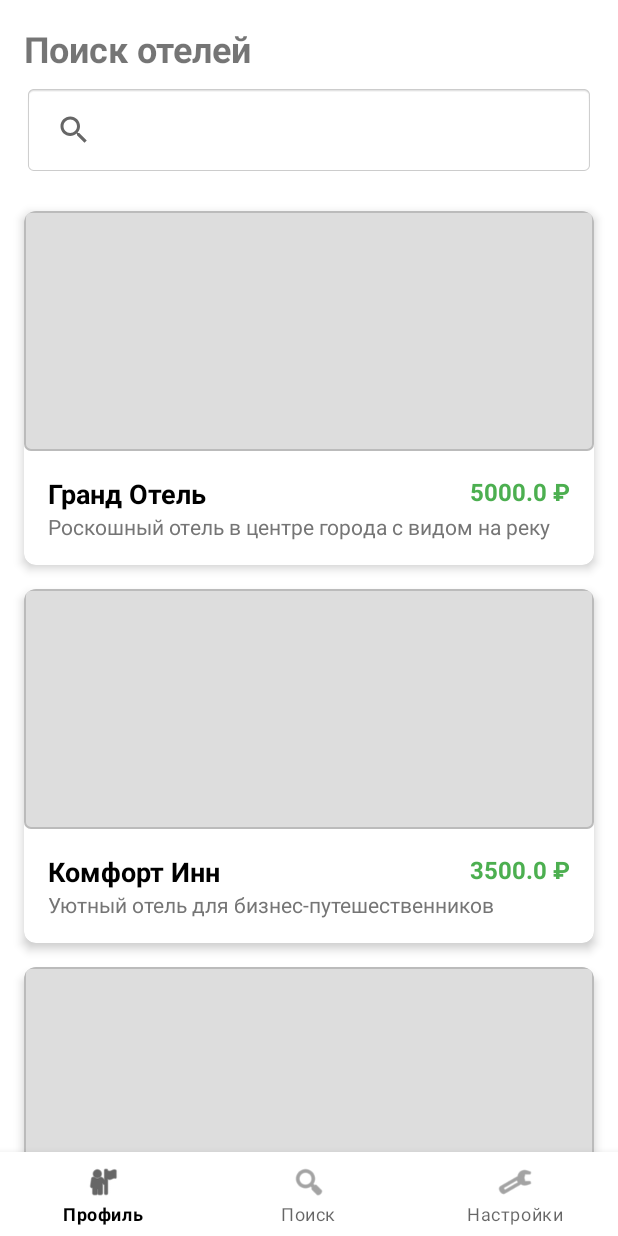
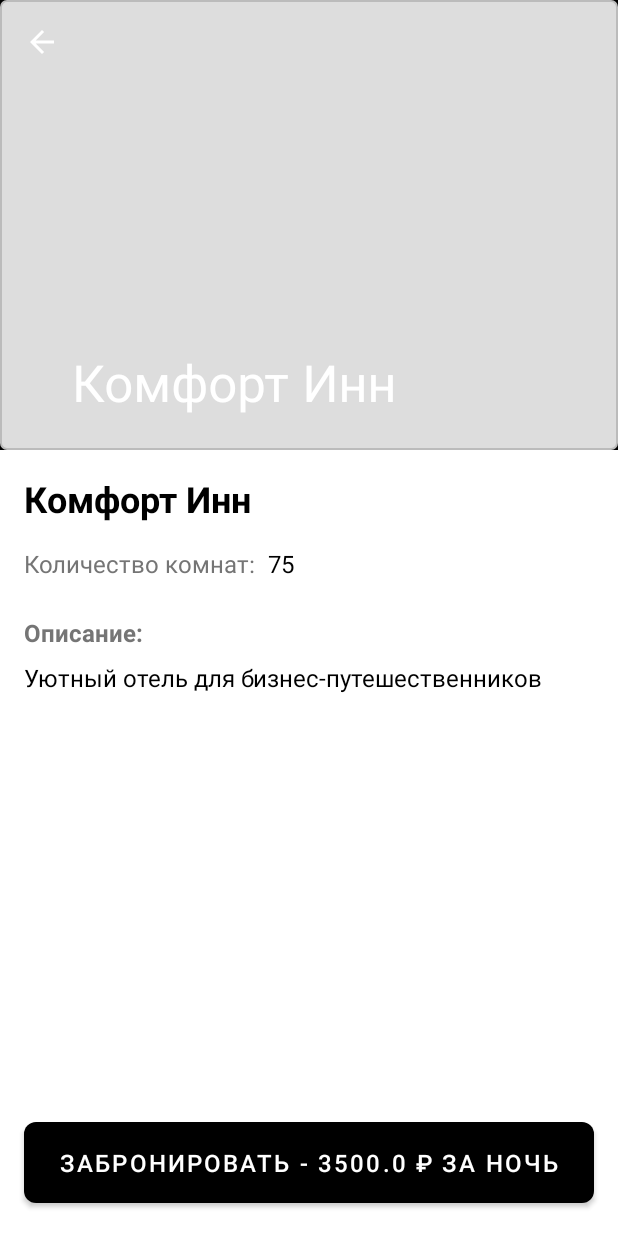
Before and after one commit to emiliyura/hotelapp, an Android app: the fragment SearchFragment placed in its activity, after a tap on "Комфорт Инн", on a phone screen of 412 x 824 dp. Run offline under Robolectric (Android 15) with nearby library versions, the light colour scheme and no system bars; pictures from the network do not load; 1 statement that could not run was skipped.

Commit message:
При нажатии на отель переходит в описание

```diff
--- a/app/build.gradle.kts
+++ b/app/build.gradle.kts
@@ -2,6 +2,7 @@ plugins {
     alias(libs.plugins.android.application)
     alias(libs.plugins.kotlin.android)
     id("kotlin-kapt")
+    id("kotlin-parcelize")
 }
 
 android {
--- a/app/src/main/AndroidManifest.xml
+++ b/app/src/main/AndroidManifest.xml
@@ -37,6 +37,10 @@
         <activity
             android:name=".HotelUploadActivity"
             android:exported="false" />
+        <activity
+            android:name=".HotelDetailActivity"
+            android:exported="false"
+            android:theme="@style/AppTheme.NoActionBar" />
     </application>
 
 </manifest>
--- /dev/null
+++ b/app/src/main/java/com/example/hotelapp/HotelDetailActivity.kt
@@ -0,0 +1,142 @@
+package com.example.hotelapp
+
+import android.os.Bundle
+import android.util.Log
+import android.widget.TextView
+import android.widget.Toast
+import androidx.appcompat.app.AppCompatActivity
+import androidx.appcompat.widget.Toolbar
+import com.example.hotelapp.api.ApiClient
+import com.example.hotelapp.model.Hotel
+import com.example.hotelapp.utils.GlideApp
+import com.google.android.material.appbar.CollapsingToolbarLayout
+import com.google.android.material.button.MaterialButton
+import kotlinx.coroutines.CoroutineScope
+import kotlinx.coroutines.Dispatchers
+import kotlinx.coroutines.launch
+import kotlinx.coroutines.withContext
+import android.widget.ImageView
+
+class HotelDetailActivity : AppCompatActivity() {
+
+    private lateinit var toolbar: Toolbar
+    private lateinit var collapsingToolbar: CollapsingToolbarLayout
+    private lateinit var hotelImage: ImageView
+    private lateinit var hotelName: TextView
+    private lateinit var roomCount: TextView
+    private lateinit var hotelDescription: TextView
+    private lateinit var bookButton: MaterialButton
+
+    private val TAG = "HotelDetailActivity"
+
+    // Базовый URL для изображений
+    private val BASE_URL = "http://10.0.2.2:8080"
+
+    override fun onCreate(savedInstanceState: Bundle?) {
+        super.onCreate(savedInstanceState)
+        setContentView(R.layout.activity_hotel_detail)
+
+        // Инициализация UI элементов
+        toolbar = findViewById(R.id.toolbar)
+        collapsingToolbar = findViewById(R.id.collapsing_toolbar)
+        hotelImage = findViewById(R.id.hotel_image)
+        hotelName = findViewById(R.id.hotel_name)
+        roomCount = findViewById(R.id.room_count)
+        hotelDescription = findViewById(R.id.hotel_description)
+        bookButton = findViewById(R.id.book_button)
+
+        // Настройка toolbar
+        setSupportActionBar(toolbar)
+        supportActionBar?.setDisplayHomeAsUpEnabled(true)
+        supportActionBar?.setDisplayShowHomeEnabled(true)
+
+        // Получение ID отеля из Intent
+        val hotelId = intent.getLongExtra(EXTRA_HOTEL_ID, -1)
+
+        if (hotelId != -1L) {
+            // Загрузка информации об отеле
+            loadHotelDetails(hotelId)
+        } else {
+            // Получение объекта Hotel из Intent
+            intent.getParcelableExtra<Hotel>(EXTRA_HOTEL)?.let {
+                displayHotelDetails(it)
+            } ?: run {
+                Toast.makeText(this, "Ошибка: Информация об отеле отсутствует", Toast.LENGTH_SHORT).show()
+                finish()
+            }
+        }
+
+        // Обработка нажатия на кнопку
+        bookButton.setOnClickListener {
+            Toast.makeText(this, "Функция бронирования в разработке", Toast.LENGTH_SHORT).show()
+        }
+    }
+
+    private fun loadHotelDetails(hotelId: Long) {
+        CoroutineScope(Dispatchers.Main).launch {
+            try {
+                val response = withContext(Dispatchers.IO) {
+                    ApiClient.apiService.getHotelById(hotelId)
+                }
+
+                if (response.isSuccessful) {
+                    val hotel = response.body()
+                    if (hotel != null) {
+                        displayHotelDetails(hotel)
+                    } else {
+                        Toast.makeText(this@HotelDetailActivity, "Ошибка: Информация об отеле не найдена", Toast.LENGTH_SHORT).show()
+                        finish()
+                    }
+                } else {
+                    Toast.makeText(this@HotelDetailActivity, "Ошибка: ${response.code()}", Toast.LENGTH_SHORT).show()
+                    finish()
+                }
+            } catch (e: Exception) {
+                Log.e(TAG, "Ошибка при загрузке информации об отеле", e)
+                Toast.makeText(this@HotelDetailActivity, "Ошибка: ${e.message}", Toast.LENGTH_SHORT).show()
+                finish()
+            }
+        }
+    }
+
+    private fun displayHotelDetails(hotel: Hotel) {
+        // Отображение информации об отеле
+        collapsingToolbar.title = hotel.name
+        hotelName.text = hotel.name
+        roomCount.text = hotel.roomCount.toString()
+        hotelDescription.text = hotel.description
+
+        // Отображение цены в кнопке бронирования
+        bookButton.text = "Забронировать - ${hotel.pricePerNight} ₽ за ночь"
+
+        // Загрузка изображения
+        if (!hotel.imageUrl.isNullOrEmpty()) {
+            // Формируем полный URL изображения
+            val imageUrl = if (hotel.imageUrl.startsWith("http")) {
+                hotel.imageUrl
+            } else {
+                "$BASE_URL${hotel.imageUrl}"
+            }
+
+            try {
+                GlideApp.with(this)
+                    .load(imageUrl)
+                    .placeholder(R.drawable.placeholder_hotel)
+                    .error(R.drawable.placeholder_hotel)
+                    .into(hotelImage)
+            } catch (e: Exception) {
+                Log.e(TAG, "Ошибка при загрузке изображения", e)
+            }
+        }
+    }
+
+    override fun onSupportNavigateUp(): Boolean {
+        onBackPressed()
+        return true
+    }
+
+    companion object {
+        const val EXTRA_HOTEL_ID = "hotel_id"
+        const val EXTRA_HOTEL = "hotel"
+    }
+}
--- a/app/src/main/java/com/example/hotelapp/fragments/SearchFragment.kt
+++ b/app/src/main/java/com/example/hotelapp/fragments/SearchFragment.kt
@@ -1,5 +1,6 @@
 package com.example.hotelapp.fragments
 
+import android.content.Intent
 import android.os.Bundle
 import android.util.Log
 import android.view.LayoutInflater
@@ -13,6 +14,7 @@ import androidx.fragment.app.Fragment
 import androidx.recyclerview.widget.LinearLayoutManager
 import androidx.recyclerview.widget.RecyclerView
 import androidx.swiperefreshlayout.widget.SwipeRefreshLayout
+import com.example.hotelapp.HotelDetailActivity
 import com.example.hotelapp.R
 import com.example.hotelapp.adapters.HotelAdapter
 import com.example.hotelapp.api.ApiClient
@@ -191,13 +193,10 @@ class SearchFragment : Fragment(), HotelAdapter.OnHotelClickListener {
     }
 
     override fun onHotelClick(hotel: Hotel) {
-        // Обработка нажатия на отель
-        Toast.makeText(requireContext(), "Выбран отель: ${hotel.name}", Toast.LENGTH_SHORT).show()
-
-        // Здесь можно добавить переход на экран детальной информации об отеле
-        // val intent = Intent(requireContext(), HotelDetailActivity::class.java)
-        // intent.putExtra("hotel_id", hotel.id)
-        // startActivity(intent)
+        // Открываем HotelDetailActivity при нажатии на отель
+        val intent = Intent(requireContext(), HotelDetailActivity::class.java)
+        intent.putExtra(HotelDetailActivity.EXTRA_HOTEL, hotel)
+        startActivity(intent)
     }
 
     companion object {
--- a/app/src/main/java/com/example/hotelapp/model/Hotel.kt
+++ b/app/src/main/java/com/example/hotelapp/model/Hotel.kt
@@ -1,5 +1,9 @@
 package com.example.hotelapp.model
 
+import android.os.Parcelable
+import kotlinx.parcelize.Parcelize
+
+@Parcelize
 data class Hotel(
     val id: Long? = null,
     val name: String,
@@ -7,4 +11,4 @@ data class Hotel(
     val description: String,
     val roomCount: Int,
     val imageUrl: String? = null
-)
+) : Parcelable
--- /dev/null
+++ b/app/src/main/res/layout/activity_hotel_detail.xml
@@ -0,0 +1,128 @@
+<?xml version="1.0" encoding="utf-8"?>
+<androidx.coordinatorlayout.widget.CoordinatorLayout xmlns:android="http://schemas.android.com/apk/res/android"
+    xmlns:app="http://schemas.android.com/apk/res-auto"
+    xmlns:tools="http://schemas.android.com/tools"
+    android:layout_width="match_parent"
+    android:layout_height="match_parent"
+    android:fitsSystemWindows="true">
+
+    <com.google.android.material.appbar.AppBarLayout
+        android:id="@+id/app_bar"
+        android:layout_width="match_parent"
+        android:layout_height="300dp"
+        android:fitsSystemWindows="true"
+        android:theme="@style/ThemeOverlay.AppCompat.Dark.ActionBar">
+
+        <com.google.android.material.appbar.CollapsingToolbarLayout
+            android:id="@+id/collapsing_toolbar"
+            android:layout_width="match_parent"
+            android:layout_height="match_parent"
+            android:fitsSystemWindows="true"
+            app:contentScrim="?attr/colorPrimary"
+            app:expandedTitleMarginEnd="64dp"
+            app:expandedTitleMarginStart="48dp"
+            app:layout_scrollFlags="scroll|exitUntilCollapsed">
+
+            <ImageView
+                android:id="@+id/hotel_image"
+                android:layout_width="match_parent"
+                android:layout_height="match_parent"
+                android:fitsSystemWindows="true"
+                android:scaleType="centerCrop"
+                app:layout_collapseMode="parallax"
+                tools:src="@drawable/placeholder_hotel" />
+
+            <androidx.appcompat.widget.Toolbar
+                android:id="@+id/toolbar"
+                android:layout_width="match_parent"
+                android:layout_height="?attr/actionBarSize"
+                app:layout_collapseMode="pin"
+                app:popupTheme="@style/ThemeOverlay.AppCompat.Light" />
+
+        </com.google.android.material.appbar.CollapsingToolbarLayout>
+    </com.google.android.material.appbar.AppBarLayout>
+
+    <androidx.core.widget.NestedScrollView
+        android:layout_width="match_parent"
+        android:layout_height="match_parent"
+        app:layout_behavior="@string/appbar_scrolling_view_behavior">
+
+        <androidx.constraintlayout.widget.ConstraintLayout
+            android:layout_width="match_parent"
+            android:layout_height="match_parent"
+            android:padding="16dp">
+
+            <TextView
+                android:id="@+id/hotel_name"
+                android:layout_width="0dp"
+                android:layout_height="wrap_content"
+                android:textColor="#000000"
+                android:textSize="24sp"
+                android:textStyle="bold"
+                app:layout_constraintEnd_toEndOf="parent"
+                app:layout_constraintStart_toStartOf="parent"
+                app:layout_constraintTop_toTopOf="parent"
+                tools:text="Название отеля" />
+
+            <TextView
+                android:id="@+id/room_count_label"
+                android:layout_width="wrap_content"
+                android:layout_height="wrap_content"
+                android:layout_marginTop="16dp"
+                android:text="Количество комнат:"
+                android:textColor="#757575"
+                android:textSize="16sp"
+                app:layout_constraintStart_toStartOf="parent"
+                app:layout_constraintTop_toBottomOf="@+id/hotel_name" />
+
+            <TextView
+                android:id="@+id/room_count"
+                android:layout_width="wrap_content"
+                android:layout_height="wrap_content"
+                android:layout_marginStart="8dp"
+                android:textColor="#000000"
+                android:textSize="16sp"
+                app:layout_constraintBaseline_toBaselineOf="@+id/room_count_label"
+                app:layout_constraintStart_toEndOf="@+id/room_count_label"
+                tools:text="100" />
+
+            <TextView
+                android:id="@+id/description_label"
+                android:layout_width="wrap_content"
+                android:layout_height="wrap_content"
+                android:layout_marginTop="24dp"
+                android:text="Описание:"
+                android:textColor="#757575"
+                android:textSize="16sp"
+                android:textStyle="bold"
+                app:layout_constraintStart_toStartOf="parent"
+                app:layout_constraintTop_toBottomOf="@+id/room_count_label" />
+
+            <TextView
+                android:id="@+id/hotel_description"
+                android:layout_width="0dp"
+                android:layout_height="wrap_content"
+                android:layout_marginTop="8dp"
+                android:textColor="#000000"
+                android:textSize="16sp"
+                app:layout_constraintEnd_toEndOf="parent"
+                app:layout_constraintStart_toStartOf="parent"
+                app:layout_constraintTop_toBottomOf="@+id/description_label"
+                tools:text="Подробное описание отеля, которое может занимать несколько строк текста. Здесь описываются все удобства и особенности отеля." />
+
+        </androidx.constraintlayout.widget.ConstraintLayout>
+
+    </androidx.core.widget.NestedScrollView>
+
+    <com.google.android.material.button.MaterialButton
+        android:id="@+id/book_button"
+        android:layout_width="match_parent"
+        android:layout_height="wrap_content"
+        android:layout_gravity="bottom"
+        android:layout_margin="16dp"
+        android:padding="16dp"
+        android:text="Забронировать"
+        android:textSize="16sp"
+        app:cornerRadius="8dp" />
+
+</androidx.coordinatorlayout.widget.CoordinatorLayout>
--- a/app/src/main/res/values/themes.xml
+++ b/app/src/main/res/values/themes.xml
@@ -10,4 +10,11 @@
         <item name="colorOnSecondary">@color/white</item>
         <item name="android:statusBarColor">@color/colorPrimaryDark</item>
     </style>
+
+    <!-- Theme without ActionBar for screens with CollapsingToolbarLayout -->
+    <style name="AppTheme.NoActionBar">
+        <item name="windowActionBar">false</item>
+        <item name="windowNoTitle">true</item>
+        <item name="android:statusBarColor">@android:color/transparent</item>
+    </style>
 </resources>
```
